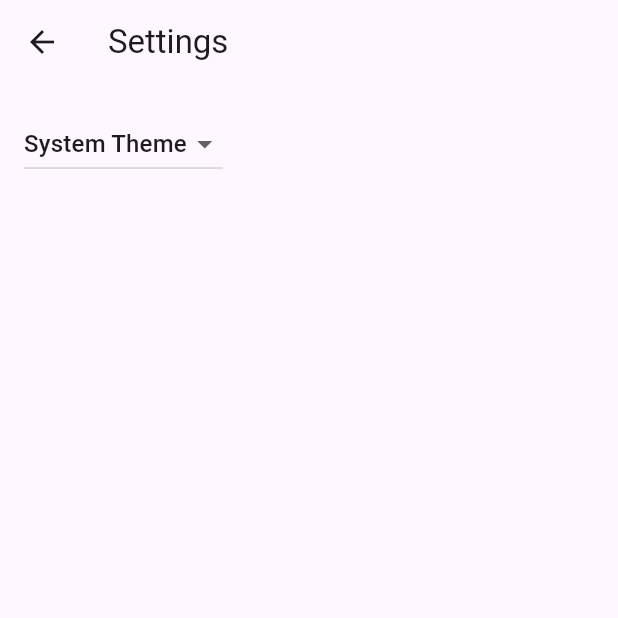
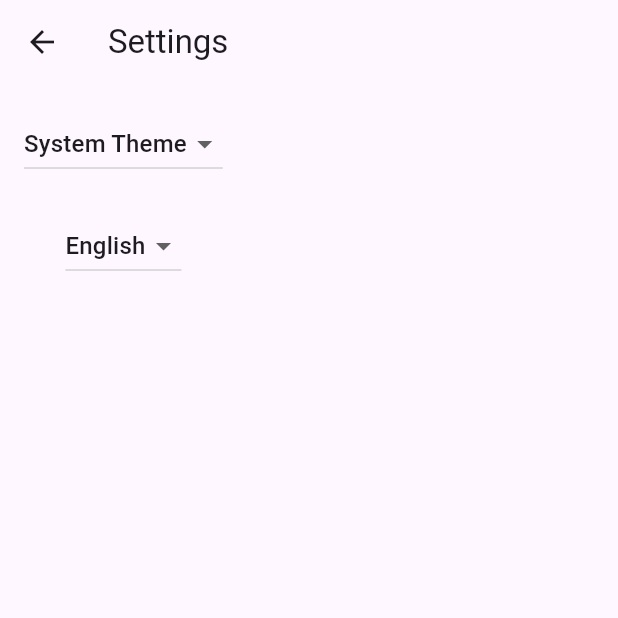
Before and after one commit to arthurpellegrini/ComputerStatusReporter, a Flutter app: the screen it shows after launch, after a tap on the "settings" icon, on a phone screen of 412 x 824 dp, the top half of it. Run offline on Flutter 3.47's test engine with Material 3 defaults, Android fonts, the phone set to English and light mode, and no system bars; our stand-ins replace cloud_firestore, firebase_core; accounts and stored records are empty; generated files the repository leaves out were written again.

Commit message:
feat: Settings Change Language

```diff
--- a/l10n.yaml
+++ b/l10n.yaml
@@ -1,3 +1,3 @@
-arb-dir: lib/src/localization
-template-arb-file: app_en.arb
+arb-dir: lib/l10n
+template-arb-file: app_fr.arb
 output-localization-file: app_localizations.dart
--- a/lib/src/localization/app_en.arb
+++ b/lib/l10n/app_en.arb
@@ -1,5 +1,5 @@
 {
-  "appTitle": "computer_status_reporter",
+  "appTitle": "Computers Status Reporter",
   "@appTitle": {
     "description": "The title of the application"
   }
--- /dev/null
+++ b/lib/l10n/app_fr.arb
@@ -0,0 +1,6 @@
+{
+  "appTitle": "Journalisation Etat Ordinateurs",
+  "@appTitle": {
+    "description": "Le titre de l'application"
+  }
+}
--- a/lib/main.dart
+++ b/lib/main.dart
@@ -7,23 +7,13 @@ import 'src/settings/settings_service.dart';
 import 'package:firebase_core/firebase_core.dart';
 import 'firebase_options.dart';
 
+void main() async {
+  WidgetsFlutterBinding.ensureInitialized();
 
-void main() async {
-  // Set up the SettingsController, which will glue user settings to multiple
-  // Flutter Widgets.
   final settingsController = SettingsController(SettingsService());
-
-  // Load the user's preferred theme while the splash screen is displayed.
-  // This prevents a sudden theme change when the app is first displayed.
   await settingsController.loadSettings();
 
-  //start the firebase link
-  await Firebase.initializeApp( options: DefaultFirebaseOptions.currentPlatform);
+  await Firebase.initializeApp(options: DefaultFirebaseOptions.currentPlatform);
 
-  // Run the app and pass in the SettingsController. The app listens to the
-  // SettingsController for changes, then passes it further down to the
-  // SettingsView.
   runApp(MyApp(settingsController: settingsController));
-
-
 }
--- a/lib/src/app.dart
+++ b/lib/src/app.dart
@@ -7,7 +7,6 @@ import 'sample_feature/sample_item_list_view.dart';
 import 'settings/settings_controller.dart';
 import 'settings/settings_view.dart';
 
-/// The Widget that configures your application.
 class MyApp extends StatelessWidget {
   const MyApp({
     super.key,
@@ -18,23 +17,11 @@ class MyApp extends StatelessWidget {
 
   @override
   Widget build(BuildContext context) {
-    // Glue the SettingsController to the MaterialApp.
-    //
-    // The ListenableBuilder Widget listens to the SettingsController for changes.
-    // Whenever the user updates their settings, the MaterialApp is rebuilt.
-    return ListenableBuilder(
-      listenable: settingsController,
-      builder: (BuildContext context, Widget? child) {
+    return AnimatedBuilder(
+      animation: settingsController,
+      builder: (context, child) {
         return MaterialApp(
-          // Providing a restorationScopeId allows the Navigator built by the
-          // MaterialApp to restore the navigation stack when a user leaves and
-          // returns to the app after it has been killed while running in the
-          // background.
           restorationScopeId: 'app',
-
-          // Provide the generated AppLocalizations to the MaterialApp. This
-          // allows descendant Widgets to display the correct translations
-          // depending on the user's locale.
           localizationsDelegates: const [
             AppLocalizations.delegate,
             GlobalMaterialLocalizations.delegate,
@@ -43,25 +30,14 @@ class MyApp extends StatelessWidget {
           ],
           supportedLocales: const [
             Locale('en', ''), // English, no country code
+            Locale('fr', ''), // French, no country code
           ],
-
-          // Use AppLocalizations to configure the correct application title
-          // depending on the user's locale.
-          //
-          // The appTitle is defined in .arb files found in the localization
-          // directory.
+          locale: settingsController.currentLocale,
           onGenerateTitle: (BuildContext context) =>
               AppLocalizations.of(context)!.appTitle,
-
-          // Define a light and dark color theme. Then, read the user's
-          // preferred ThemeMode (light, dark, or system default) from the
-          // SettingsController to display the correct theme.
           theme: ThemeData(),
           darkTheme: ThemeData.dark(),
           themeMode: settingsController.themeMode,
-
-          // Define a function to handle named routes in order to support
-          // Flutter web url navigation and deep linking.
           onGenerateRoute: (RouteSettings routeSettings) {
             return MaterialPageRoute<void>(
               settings: routeSettings,
--- a/lib/src/settings/settings_controller.dart
+++ b/lib/src/settings/settings_controller.dart
@@ -1,50 +1,34 @@
 import 'package:flutter/material.dart';
-
 import 'settings_service.dart';
 
-/// A class that many Widgets can interact with to read user settings, update
-/// user settings, or listen to user settings changes.
-///
-/// Controllers glue Data Services to Flutter Widgets. The SettingsController
-/// uses the SettingsService to store and retrieve user settings.
 class SettingsController with ChangeNotifier {
   SettingsController(this._settingsService);
 
-  // Make SettingsService a private variable so it is not used directly.
   final SettingsService _settingsService;
 
-  // Make ThemeMode a private variable so it is not updated directly without
-  // also persisting the changes with the SettingsService.
-  late ThemeMode _themeMode;
+  ThemeMode _themeMode = ThemeMode.system;
+  Locale _currentLocale = const Locale('en');
 
-  // Allow Widgets to read the user's preferred ThemeMode.
   ThemeMode get themeMode => _themeMode;
+  Locale get currentLocale => _currentLocale;
 
-  /// Load the user's settings from the SettingsService. It may load from a
-  /// local database or the internet. The controller only knows it can load the
-  /// settings from the service.
   Future<void> loadSettings() async {
     _themeMode = await _settingsService.themeMode();
-
-    // Important! Inform listeners a change has occurred.
+    _currentLocale = await _settingsService.currentLocale();
     notifyListeners();
   }
 
-  /// Update and persist the ThemeMode based on the user's selection.
   Future<void> updateThemeMode(ThemeMode? newThemeMode) async {
-    if (newThemeMode == null) return;
-
-    // Do not perform any work if new and old ThemeMode are identical
-    if (newThemeMode == _themeMode) return;
-
-    // Otherwise, store the new ThemeMode in memory
+    if (newThemeMode == null || newThemeMode == _themeMode) return;
     _themeMode = newThemeMode;
-
-    // Important! Inform listeners a change has occurred.
     notifyListeners();
-
-    // Persist the changes to a local database or the internet using the
-    // SettingService.
     await _settingsService.updateThemeMode(newThemeMode);
   }
+
+  Future<void> updateLocale(Locale newLocale) async {
+    if (newLocale == _currentLocale) return;
+    _currentLocale = newLocale;
+    notifyListeners();
+    await _settingsService.updateLocale(newLocale);
+  }
 }
--- a/lib/src/settings/settings_service.dart
+++ b/lib/src/settings/settings_service.dart
@@ -1,17 +1,15 @@
 import 'package:flutter/material.dart';
 
-/// A service that stores and retrieves user settings.
-///
-/// By default, this class does not persist user settings. If you'd like to
-/// persist the user settings locally, use the shared_preferences package. If
-/// you'd like to store settings on a web server, use the http package.
 class SettingsService {
-  /// Loads the User's preferred ThemeMode from local or remote storage.
   Future<ThemeMode> themeMode() async => ThemeMode.system;
 
-  /// Persists the user's preferred ThemeMode to local or remote storage.
+  Future<Locale> currentLocale() async => const Locale('en'); // Default to English
+
   Future<void> updateThemeMode(ThemeMode theme) async {
-    // Use the shared_preferences package to persist settings locally or the
-    // http package to persist settings over the network.
+    // Persist theme mode to storage
+  }
+
+  Future<void> updateLocale(Locale newLocale) async {
+    // Persist locale to storage
   }
 }
--- a/lib/src/settings/settings_view.dart
+++ b/lib/src/settings/settings_view.dart
@@ -1,11 +1,6 @@
 import 'package:flutter/material.dart';
-
 import 'settings_controller.dart';
 
-/// Displays the various settings that can be customized by the user.
-///
-/// When a user changes a setting, the SettingsController is updated and
-/// Widgets that listen to the SettingsController are rebuilt.
 class SettingsView extends StatelessWidget {
   const SettingsView({super.key, required this.controller});
 
@@ -21,14 +16,11 @@ class SettingsView extends StatelessWidget {
       ),
       body: Padding(
         padding: const EdgeInsets.all(16),
-        // Glue the SettingsController to the theme selection DropdownButton.
-        //
-        // When a user selects a theme from the dropdown list, the
-        // SettingsController is updated, which rebuilds the MaterialApp.
-        child: DropdownButton<ThemeMode>(
-          // Read the selected themeMode from the controller
+        child: Column(
+          mainAxisSize: MainAxisSize.min,
+          children: [
+            DropdownButton<ThemeMode>(
               value: controller.themeMode,
-          // Call the updateThemeMode method any time the user selects a theme.
               onChanged: controller.updateThemeMode,
               items: const [
                 DropdownMenuItem(
@@ -42,7 +34,28 @@ class SettingsView extends StatelessWidget {
                 DropdownMenuItem(
                   value: ThemeMode.dark,
                   child: Text('Dark Theme'),
-            )
+                ),
+              ],
+            ),
+            const SizedBox(height: 20),
+            DropdownButton<Locale>(
+              value: controller.currentLocale,
+              onChanged: (Locale? newLocale) {
+                if (newLocale != null) {
+                  controller.updateLocale(newLocale);
+                }
+              },
+              items: const [
+                DropdownMenuItem(
+                  value: Locale('en'),
+                  child: Text('English'),
+                ),
+                DropdownMenuItem(
+                  value: Locale('fr'),
+                  child: Text('French'),
+                ),
+              ],
+            ),
           ],
         ),
       ),
--- a/pubspec.yaml
+++ b/pubspec.yaml
@@ -17,6 +17,8 @@ dependencies:
   flutter_localizations:
     sdk: flutter
   http: ^1.2.1
+  easy_localization: ^3.0.0
+  get: ^4.6.6
 
 dev_dependencies:
   flutter_test:
```
Also changed, not shown: pubspec.lock, 1 other file. Lines whose indentation alone changed are shown as unchanged.
